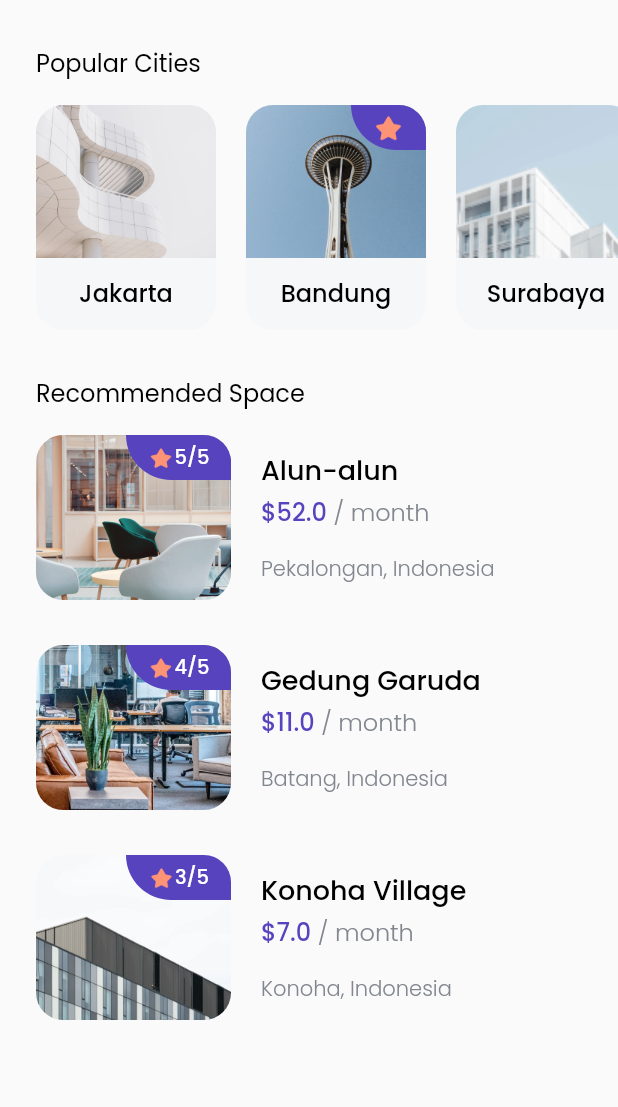
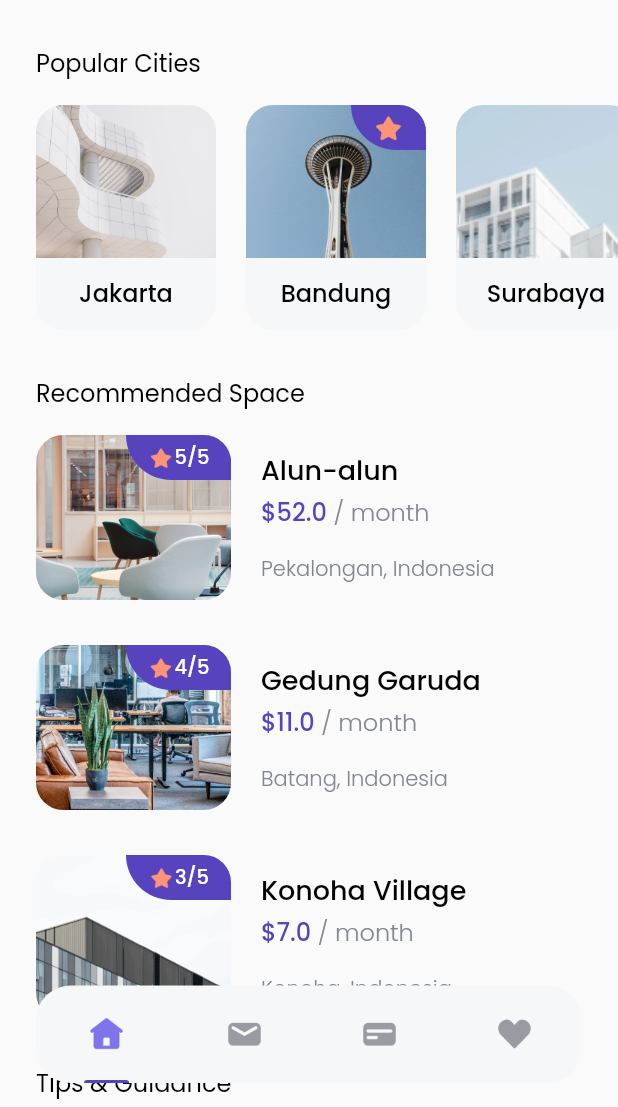
Before and after one commit to revanggaajip/cozy, a Flutter app: the HomePage screen opened directly, on a phone screen of 412 x 824 dp, the part 129-1236 px from its top. Run offline on Flutter 3.47's test engine with Material 2 defaults, Android fonts, the phone set to English and light mode, and no system bars; our stand-ins replace google_fonts.

Commit message:
Create Bottom Navigation Widgets

```diff
--- a/lib/pages/home_page.dart
+++ b/lib/pages/home_page.dart
@@ -1,6 +1,7 @@
 import 'package:cozy/models/space.dart';
 import 'package:cozy/models/tips.dart';
 import 'package:cozy/theme.dart';
+import 'package:cozy/widgets/bottom_navbar_item.dart';
 import 'package:cozy/widgets/city_card.dart';
 import 'package:cozy/widgets/space_card.dart';
 import 'package:cozy/widgets/tips_card.dart';
@@ -12,10 +13,11 @@ class HomePage extends StatelessWidget {
   Widget build(BuildContext context) {
     return Scaffold(
       body: SafeArea(
-        child: Padding(
-          padding: EdgeInsets.symmetric(vertical: edge),
         child: ListView(
           children: [
+            SizedBox(
+              height: edge,
+            ),
             // NOTE : Title / Header
             Padding(
               padding: EdgeInsets.only(left: edge),
@@ -184,11 +186,46 @@ class HomePage extends StatelessWidget {
                   ),
                 ],
               ),
-              )
+            ),
+            SizedBox(
+              height: 50,
+            ),
           ],
         ),
       ),
+      floatingActionButton: Container(
+        height: 65,
+        width: MediaQuery.of(context).size.width - (2 * edge),
+        margin: EdgeInsets.symmetric(
+          horizontal: edge,
         ),
+        decoration: BoxDecoration(
+          color: Color(0xffF6F7F8),
+          borderRadius: BorderRadius.circular(23),
+        ),
+        child: Row(
+          mainAxisAlignment: MainAxisAlignment.spaceAround,
+          children: [
+            BottomNavbarItem(
+              imageUrl: 'assets/images/icon_home.png',
+              isActive: true,
+            ),
+            BottomNavbarItem(
+              imageUrl: 'assets/images/icon_mail.png',
+              isActive: false,
+            ),
+            BottomNavbarItem(
+              imageUrl: 'assets/images/icon_card.png',
+              isActive: false,
+            ),
+            BottomNavbarItem(
+              imageUrl: 'assets/images/icon_love.png',
+              isActive: false,
+            ),
+          ],
+        ),
+      ),
+      floatingActionButtonLocation: FloatingActionButtonLocation.centerFloat,
     );
   }
 }
--- /dev/null
+++ b/lib/widgets/bottom_navbar_item.dart
@@ -0,0 +1,37 @@
+import 'package:cozy/theme.dart';
+import 'package:flutter/material.dart';
+
+class BottomNavbarItem extends StatelessWidget {
+  final String imageUrl;
+  final bool isActive;
+
+  BottomNavbarItem({
+    this.imageUrl = '',
+    this.isActive = false,
+  });
+
+  @override
+  Widget build(BuildContext context) {
+    return Column(
+      children: [
+        Spacer(),
+        Image.asset(
+          imageUrl,
+          width: 26,
+        ),
+        Spacer(),
+        isActive
+            ? Container(
+                width: 30,
+                height: 2,
+                decoration: BoxDecoration(
+                    color: purpleColor,
+                    borderRadius: BorderRadius.vertical(
+                      top: Radius.circular(1000),
+                    )),
+              )
+            : Container(),
+      ],
+    );
+  }
+}
```
Also changed, not shown: assets/images/icon_card.png (added), assets/images/icon_home.png (added), assets/images/icon_love.png (added), assets/images/icon_mail.png (added). Lines whose indentation alone changed are shown as unchanged.
